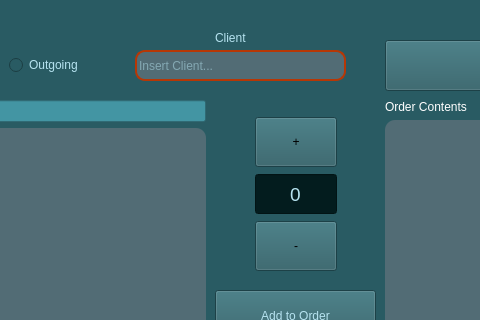
Qt form UI/create_order.ui (npaolini-8/se-group-5) before a commit; both pictures show x 115 to 595 and y 0 to 320 of the 800 by 600 pixel window.
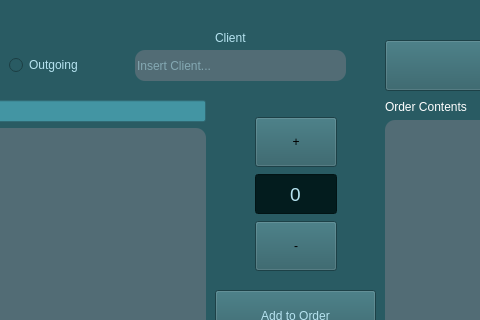
The same form after that commit.

```diff
--- a/UI/create_order.ui
+++ b/UI/create_order.ui
@@ -171,7 +171,7 @@
 color: #B6E3F0;
 border-radius: 10px;
 font-size: 12px;
-border: 2px solid #b73705</string>
+</string>
    </property>
    <property name="placeholderText">
     <string>Insert Client...</string>
```
